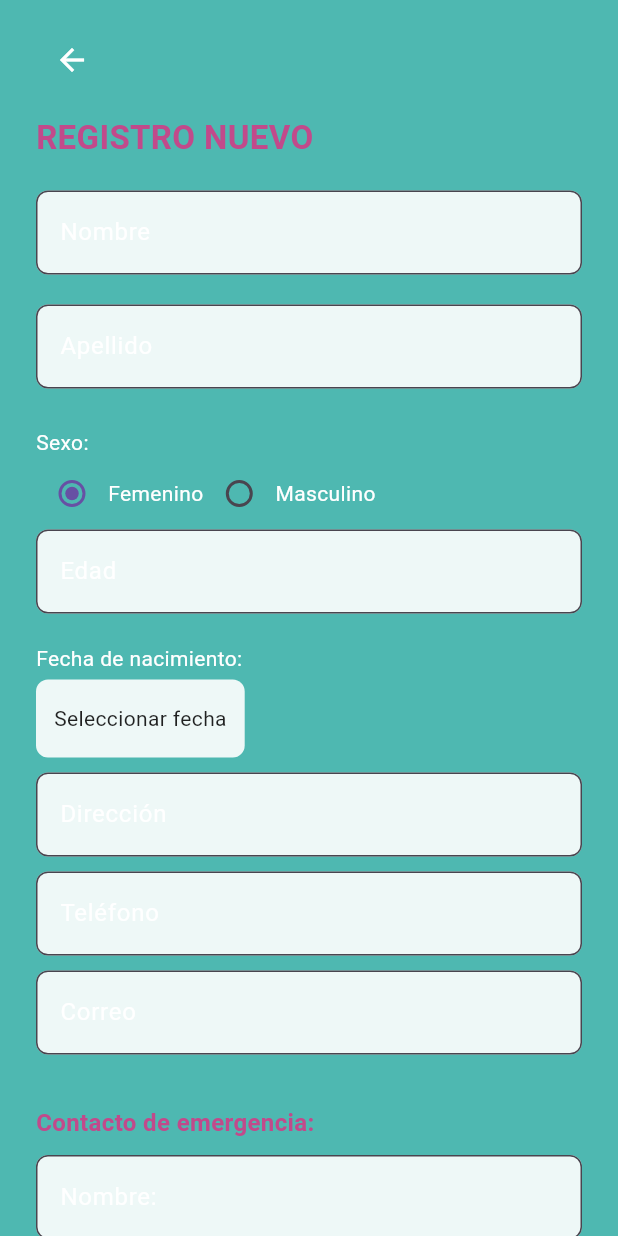
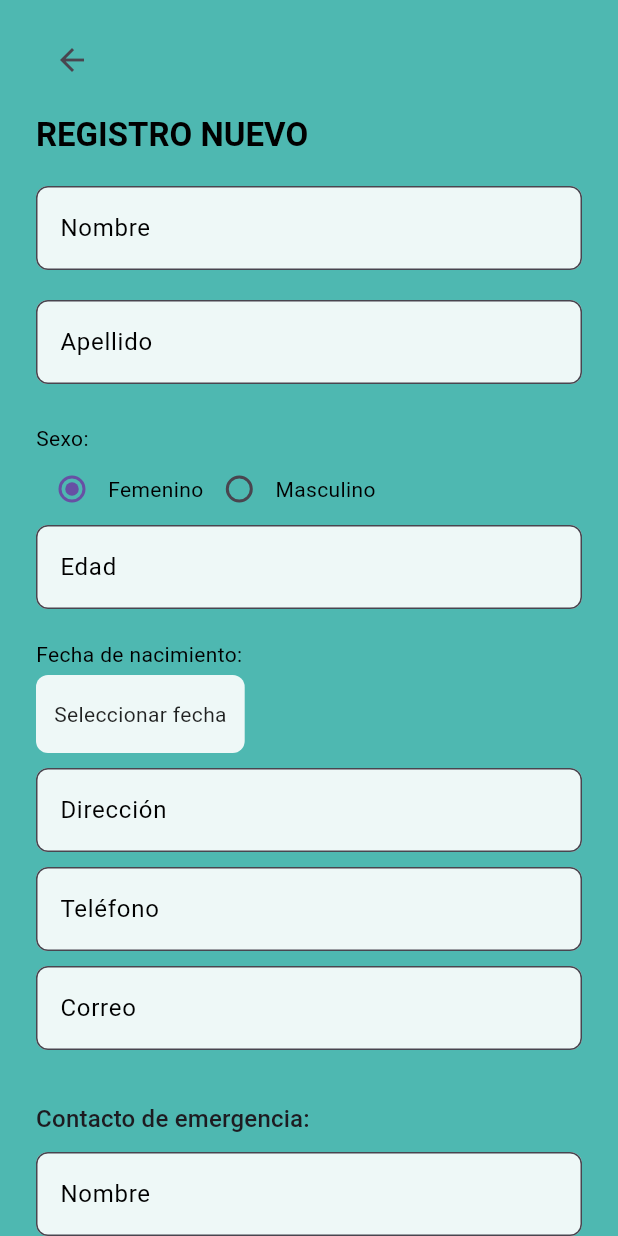
Before and after one commit to RobMacias-dot/catfym, a Flutter app: the RegistroPacienteScreen screen opened directly, on a phone screen of 412 x 824 dp. Run offline on Flutter 3.47's test engine with Material 3 defaults, Android fonts, the light colour scheme and no system bars; Roboto replaces fonts that are missing (Arial).

Commit message:
Registra pacientes y asocia historial médico

```diff
--- /dev/null
+++ b/lib/models/historial_medico.dart
@@ -0,0 +1,19 @@
+class HistorialMedico {
+  final String enfermedadesCronicas;
+  final String tomaMedicina;
+  final String lesionesPrevias;
+  final String cirugias;
+  final String alergias;
+  final bool usaAsistencia;
+  final List<String> tratamientosPrevios;
+
+  HistorialMedico({
+    required this.enfermedadesCronicas,
+    required this.tomaMedicina,
+    required this.lesionesPrevias,
+    required this.cirugias,
+    required this.alergias,
+    required this.usaAsistencia,
+    required this.tratamientosPrevios,
+  });
+}
--- /dev/null
+++ b/lib/models/paciente_model.dart
@@ -0,0 +1,34 @@
+import 'historial_medico.dart';
+
+class PacienteModel {
+  final String nombre;
+  final String apellido;
+  final String edad;
+  final String sexo;
+  final String fechaNacimiento;
+  final String direccion;
+  final String telefono;
+  final String correo;
+  final String contactoEmergenciaNombre;
+  final String contactoEmergenciaTelefono;
+  final String contactoEmergenciaParentesco;
+  HistorialMedico? historialMedico;
+
+  PacienteModel({
+    required this.nombre,
+    required this.apellido,
+    required this.edad,
+    required this.sexo,
+    required this.fechaNacimiento,
+    required this.direccion,
+    required this.telefono,
+    required this.correo,
+    required this.contactoEmergenciaNombre,
+    required this.contactoEmergenciaTelefono,
+    required this.contactoEmergenciaParentesco,
+    this.historialMedico,
+  });
+}
+
+// 👇 Lista local de pacientes (¡debe estar FUERA de la clase!)
+List<PacienteModel> pacientesRegistrados = [];
--- a/lib/screens/registro_paciente_screen.dart
+++ b/lib/screens/registro_paciente_screen.dart
@@ -1,6 +1,6 @@
 import 'package:flutter/material.dart';
-import '../utils/app_colors.dart';
-import 'registro_paciente_screen.dart';
+import 'historial_medico_screen.dart';
+import '../models/paciente_model.dart';
 
 class RegistroPacienteScreen extends StatefulWidget {
   const RegistroPacienteScreen({super.key});
@@ -28,7 +28,7 @@ class _RegistroPacienteScreenState extends State<RegistroPacienteScreen> {
   @override
   Widget build(BuildContext context) {
     return Scaffold(
-      backgroundColor: AppColors.primaryBackground,
+      backgroundColor: Theme.of(context).scaffoldBackgroundColor,
       body: SafeArea(
         child: SingleChildScrollView(
           padding: const EdgeInsets.symmetric(horizontal: 24, vertical: 16),
@@ -37,20 +37,15 @@ class _RegistroPacienteScreenState extends State<RegistroPacienteScreen> {
             child: Column(
               crossAxisAlignment: CrossAxisAlignment.start,
               children: [
-                // BOTÓN DE REGRESO
                 IconButton(
-                  icon: const Icon(Icons.arrow_back, color: Colors.white),
+                  icon: const Icon(Icons.arrow_back),
                   onPressed: () => Navigator.pop(context),
                 ),
 
                 const SizedBox(height: 12),
-                const Text(
+                Text(
                   'REGISTRO NUEVO',
-                  style: TextStyle(
-                    color: AppColors.inputFieldColor,
-                    fontSize: 22,
-                    fontWeight: FontWeight.bold,
-                  ),
+                  style: Theme.of(context).textTheme.titleLarge,
                 ),
 
                 const SizedBox(height: 20),
@@ -59,7 +54,7 @@ class _RegistroPacienteScreenState extends State<RegistroPacienteScreen> {
                 _buildInput('Apellido', apellidoController),
 
                 const SizedBox(height: 16),
-                const Text('Sexo:', style: TextStyle(color: Colors.white)),
+                const Text('Sexo:'),
                 Row(
                   children: [
                     Radio<String>(
@@ -67,20 +62,20 @@ class _RegistroPacienteScreenState extends State<RegistroPacienteScreen> {
                       groupValue: _sexo,
                       onChanged: (value) => setState(() => _sexo = value!),
                     ),
-                    const Text('Femenino', style: TextStyle(color: Colors.white)),
+                    const Text('Femenino'),
                     Radio<String>(
                       value: 'Masculino',
                       groupValue: _sexo,
                       onChanged: (value) => setState(() => _sexo = value!),
                     ),
-                    const Text('Masculino', style: TextStyle(color: Colors.white)),
+                    const Text('Masculino'),
                   ],
                 ),
 
                 _buildInput('Edad', edadController),
                 const SizedBox(height: 10),
 
-                const Text('Fecha de nacimiento:', style: TextStyle(color: Colors.white)),
+                const Text('Fecha de nacimiento:'),
                 const SizedBox(height: 4),
                 InkWell(
                   onTap: _seleccionarFecha,
@@ -105,43 +100,51 @@ class _RegistroPacienteScreenState extends State<RegistroPacienteScreen> {
                 _buildInput('Correo', correoController),
 
                 const SizedBox(height: 24),
-                const Text(
+                Text(
                   'Contacto de emergencia:',
-                  style: TextStyle(
-                    color: AppColors.inputFieldColor,
-                    fontWeight: FontWeight.bold,
-                    fontSize: 16,
-                  ),
+                  style: Theme.of(context).textTheme.titleMedium,
                 ),
+
                 const SizedBox(height: 10),
-                _buildInput('Nombre:', emergenciaNombreController),
-                _buildInput('Teléfono:', emergenciaTelefonoController),
-                _buildInput('Parentesco:', emergenciaParentescoController),
+                _buildInput('Nombre', emergenciaNombreController),
+                _buildInput('Teléfono', emergenciaTelefonoController),
+                _buildInput('Parentesco', emergenciaParentescoController),
 
                 const SizedBox(height: 24),
+
                 Center(
                   child: ElevatedButton(
-                    style: ElevatedButton.styleFrom(
-                      backgroundColor: AppColors.inputFieldColor,
-                      shape: RoundedRectangleBorder(
-                        borderRadius: BorderRadius.circular(30),
-                      ),
-                      padding: const EdgeInsets.symmetric(horizontal: 40, vertical: 14),
-                    ),
                     onPressed: () {
                       if (_formKey.currentState!.validate()) {
-                        // Guardar paciente (lógica futura)
-                        ScaffoldMessenger.of(context).showSnackBar(
-                          const SnackBar(content: Text('Paciente registrado')),
+                        final nuevoPaciente = PacienteModel(
+                          nombre: nombreController.text,
+                          apellido: apellidoController.text,
+                          edad: edadController.text,
+                          sexo: _sexo,
+                          fechaNacimiento: _fechaNacimiento?.toIso8601String() ?? '',
+                          direccion: direccionController.text,
+                          telefono: telefonoController.text,
+                          correo: correoController.text,
+                          contactoEmergenciaNombre: emergenciaNombreController.text,
+                          contactoEmergenciaTelefono: emergenciaTelefonoController.text,
+                          contactoEmergenciaParentesco: emergenciaParentescoController.text,
+                        );
+
+                        pacientesRegistrados.add(nuevoPaciente);
+
+                        Navigator.push(
+                          context,
+                          MaterialPageRoute(
+                            builder: (_) => const HistorialMedicoScreen(),
+                          ),
                         );
                       }
                     },
-                    child: const Text(
-                      'GUARDAR',
-                      style: TextStyle(color: Colors.white),
-                    ),
+
+                    child: const Text('GUARDAR'),
                   ),
                 ),
+
                 const SizedBox(height: 40),
               ],
             ),
@@ -156,14 +159,7 @@ class _RegistroPacienteScreenState extends State<RegistroPacienteScreen> {
       padding: const EdgeInsets.only(bottom: 10),
       child: TextFormField(
         controller: controller,
-        style: const TextStyle(color: Colors.black87),
-        decoration: InputDecoration(
-          labelText: label,
-          labelStyle: const TextStyle(color: Colors.white),
-          filled: true,
-          fillColor: Colors.white.withOpacity(0.9),
-          border: OutlineInputBorder(borderRadius: BorderRadius.circular(8)),
-        ),
+        decoration: InputDecoration(labelText: label),
         validator: (value) =>
             value == null || value.isEmpty ? 'Campo requerido' : null,
       ),
--- a/lib/utils/app_colors.dart
+++ b/lib/utils/app_colors.dart
@@ -6,4 +6,5 @@ class AppColors {
   static const Color buttonColor = Color(0xFFE7A9BD);
   static const Color buttonTextColor = Colors.white;
   static const Color secondaryText = Color(0xFF205C5B);
+  static const Color accentMagenta = Color(0xFFDB0FC4);
 }
```
Also changed, not shown: lib/main.dart (+35 -7 lines), lib/screens/diagnostico_screen.dart (+4 -5 lines), lib/screens/historial_medico_screen.dart (added, +124 -0 lines), lib/screens/home_screen.dart (+9 -46 lines), lib/screens/login_screen.dart (+10 -49 lines), lib/screens/seguimiento_screen.dart (+2 -5 lines).
